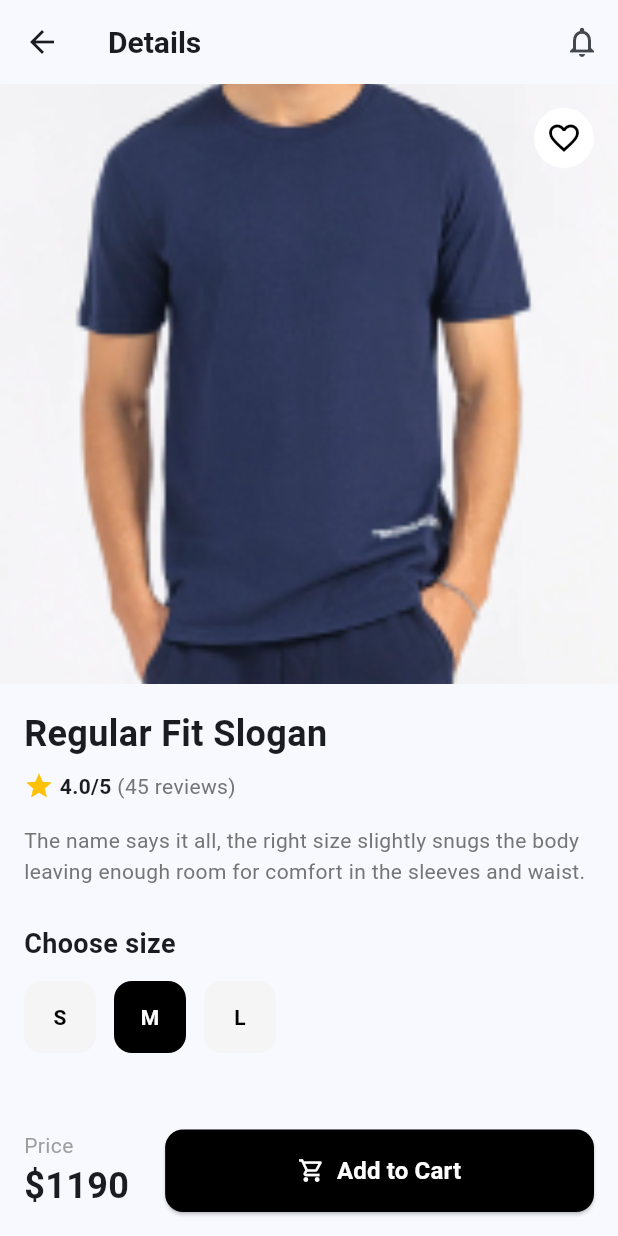
After one commit to AWESOME04/MultiVendor-Flutter-App, a Flutter app: the HomeScreen screen opened directly, after a tap on "Regular Fit Slogan", on a phone screen of 412 x 824 dp. The commit adds this screen. Run offline on Flutter 3.47's test engine with Material 3 defaults, Android fonts, the phone set to English and light mode, and no system bars; our stand-ins replace flutter_svg.

Commit message:
feat: add product details page

```diff
--- a/lib/screens/home_screen.dart
+++ b/lib/screens/home_screen.dart
@@ -1,5 +1,6 @@
 import 'package:flutter/material.dart';
 import 'notifications_screen.dart';
+import 'product_details_screen.dart';
 
 class HomeScreen extends StatefulWidget {
   const HomeScreen({super.key});
@@ -9,6 +10,8 @@ class HomeScreen extends StatefulWidget {
 }
 
 class _HomeScreenState extends State<HomeScreen> {
+  String selectedCategory = 'All';
+
   @override
   void initState() {
     super.initState();
@@ -119,10 +122,10 @@ class _HomeScreenState extends State<HomeScreen> {
             padding: const EdgeInsets.symmetric(horizontal: 16),
             child: Row(
               children: [
-                _buildCategoryChip('All', true),
-                _buildCategoryChip('Electronics', false),
-                _buildCategoryChip('Fashion', false),
-                _buildCategoryChip('Shoes', false),
+                _buildCategoryChip('All'),
+                _buildCategoryChip('Electronics'),
+                _buildCategoryChip('Fashion'),
+                _buildCategoryChip('Shoes'),
               ],
             ),
           ),
@@ -193,8 +196,15 @@ class _HomeScreenState extends State<HomeScreen> {
     );
   }
 
-  Widget _buildCategoryChip(String label, bool isSelected) {
-    return Container(
+  Widget _buildCategoryChip(String label) {
+    final isSelected = selectedCategory == label;
+    return GestureDetector(
+      onTap: () {
+        setState(() {
+          selectedCategory = label;
+        });
+      },
+      child: Container(
         margin: const EdgeInsets.only(right: 8),
         child: Chip(
           label: Text(
@@ -206,11 +216,26 @@ class _HomeScreenState extends State<HomeScreen> {
           backgroundColor: isSelected ? Colors.black : Colors.grey[100],
           padding: const EdgeInsets.symmetric(horizontal: 16, vertical: 8),
         ),
+      ),
     );
   }
 
   Widget _buildProductCard(String title, int price, String imageUrl, {int? discount}) {
-    return Container(
+    return GestureDetector(
+      onTap: () {
+        Navigator.push(
+          context,
+          MaterialPageRoute(
+            builder: (context) => ProductDetailsScreen(
+              title: title,
+              imageUrl: imageUrl,
+              price: price,
+              discount: discount,
+            ),
+          ),
+        );
+      },
+      child: Container(
         decoration: BoxDecoration(
           color: Colors.grey[100],
           borderRadius: BorderRadius.circular(12),
@@ -269,6 +294,7 @@ class _HomeScreenState extends State<HomeScreen> {
             ),
           ],
         ),
+      ),
     );
   }
 }
--- /dev/null
+++ b/lib/screens/product_details_screen.dart
@@ -0,0 +1,227 @@
+import 'package:flutter/material.dart';
+
+class ProductDetailsScreen extends StatefulWidget {
+  final String title;
+  final String imageUrl;
+  final int price;
+  final int? discount;
+
+  const ProductDetailsScreen({
+    super.key,
+    required this.title,
+    required this.imageUrl,
+    required this.price,
+    this.discount,
+  });
+
+  @override
+  State<ProductDetailsScreen> createState() => _ProductDetailsScreenState();
+}
+
+class _ProductDetailsScreenState extends State<ProductDetailsScreen> {
+  String selectedSize = 'M';
+
+  @override
+  Widget build(BuildContext context) {
+    return Scaffold(
+      appBar: AppBar(
+        leading: IconButton(
+          icon: const Icon(Icons.arrow_back),
+          onPressed: () => Navigator.pop(context),
+        ),
+        title: const Text(
+          'Details',
+          style: TextStyle(
+            fontSize: 20,
+            fontWeight: FontWeight.bold,
+          ),
+        ),
+        actions: [
+          IconButton(
+            icon: const Icon(Icons.notifications_outlined),
+            onPressed: () {},
+          ),
+        ],
+      ),
+      body: Column(
+        crossAxisAlignment: CrossAxisAlignment.start,
+        children: [
+          // Product Image with Favorite Button
+          Stack(
+            children: [
+              Image.asset(
+                widget.imageUrl,
+                width: double.infinity,
+                height: 400,
+                fit: BoxFit.cover,
+              ),
+              Positioned(
+                top: 16,
+                right: 16,
+                child: Container(
+                  padding: const EdgeInsets.all(8),
+                  decoration: BoxDecoration(
+                    color: Colors.white,
+                    borderRadius: BorderRadius.circular(50),
+                  ),
+                  child: const Icon(
+                    Icons.favorite_border,
+                    color: Colors.black,
+                  ),
+                ),
+              ),
+            ],
+          ),
+
+          // Product Details
+          Padding(
+            padding: const EdgeInsets.all(16),
+            child: Column(
+              crossAxisAlignment: CrossAxisAlignment.start,
+              children: [
+                Text(
+                  widget.title,
+                  style: const TextStyle(
+                    fontSize: 24,
+                    fontWeight: FontWeight.bold,
+                  ),
+                ),
+                const SizedBox(height: 8),
+                Row(
+                  children: [
+                    const Icon(Icons.star, color: Colors.amber, size: 20),
+                    const Text(
+                      ' 4.0/5',
+                      style: TextStyle(
+                        fontWeight: FontWeight.bold,
+                      ),
+                    ),
+                    Text(
+                      ' (45 reviews)',
+                      style: TextStyle(
+                        color: Colors.grey[600],
+                      ),
+                    ),
+                  ],
+                ),
+                const SizedBox(height: 16),
+                Text(
+                  'The name says it all, the right size slightly snugs the body leaving enough room for comfort in the sleeves and waist.',
+                  style: TextStyle(
+                    color: Colors.grey[600],
+                    height: 1.5,
+                  ),
+                ),
+                const SizedBox(height: 24),
+                const Text(
+                  'Choose size',
+                  style: TextStyle(
+                    fontSize: 18,
+                    fontWeight: FontWeight.bold,
+                  ),
+                ),
+                const SizedBox(height: 12),
+                Row(
+                  children: [
+                    _buildSizeButton('S'),
+                    const SizedBox(width: 12),
+                    _buildSizeButton('M'),
+                    const SizedBox(width: 12),
+                    _buildSizeButton('L'),
+                  ],
+                ),
+              ],
+            ),
+          ),
+          const Spacer(),
+          // Bottom Price and Add to Cart
+          Container(
+            padding: const EdgeInsets.all(16),
+            child: Row(
+              children: [
+                Column(
+                  crossAxisAlignment: CrossAxisAlignment.start,
+                  mainAxisSize: MainAxisSize.min,
+                  children: [
+                    const Text(
+                      'Price',
+                      style: TextStyle(
+                        color: Colors.grey,
+                      ),
+                    ),
+                    Text(
+                      '\$${widget.price}',
+                      style: const TextStyle(
+                        fontSize: 24,
+                        fontWeight: FontWeight.bold,
+                      ),
+                    ),
+                  ],
+                ),
+                const SizedBox(width: 24),
+                Expanded(
+                  child: ElevatedButton(
+                    onPressed: () {},
+                    style: ElevatedButton.styleFrom(
+                      backgroundColor: Colors.black,
+                      padding: const EdgeInsets.symmetric(vertical: 16),
+                      shape: RoundedRectangleBorder(
+                        borderRadius: BorderRadius.circular(12),
+                      ),
+                    ),
+                    child: Row(
+                      mainAxisAlignment: MainAxisAlignment.center,
+                      children: const [
+                        Icon(
+                          Icons.shopping_cart_outlined,
+                          color: Colors.white,
+                        ),
+                        SizedBox(width: 8),
+                        Text(
+                          'Add to Cart',
+                          style: TextStyle(
+                            color: Colors.white,
+                            fontSize: 16,
+                            fontWeight: FontWeight.bold,
+                          ),
+                        ),
+                      ],
+                    ),
+                  ),
+                ),
+              ],
+            ),
+          ),
+        ],
+      ),
+    );
+  }
+
+  Widget _buildSizeButton(String size) {
+    final isSelected = selectedSize == size;
+    return GestureDetector(
+      onTap: () {
+        setState(() {
+          selectedSize = size;
+        });
+      },
+      child: Container(
+        width: 48,
+        height: 48,
+        decoration: BoxDecoration(
+          color: isSelected ? Colors.black : Colors.grey[100],
+          borderRadius: BorderRadius.circular(12),
+        ),
+        child: Center(
+          child: Text(
+            size,
+            style: TextStyle(
+              color: isSelected ? Colors.white : Colors.black,
+              fontWeight: FontWeight.bold,
+            ),
+          ),
+        ),
+      ),
+    );
+  }
+}
```
Lines whose indentation alone changed are shown as unchanged.
